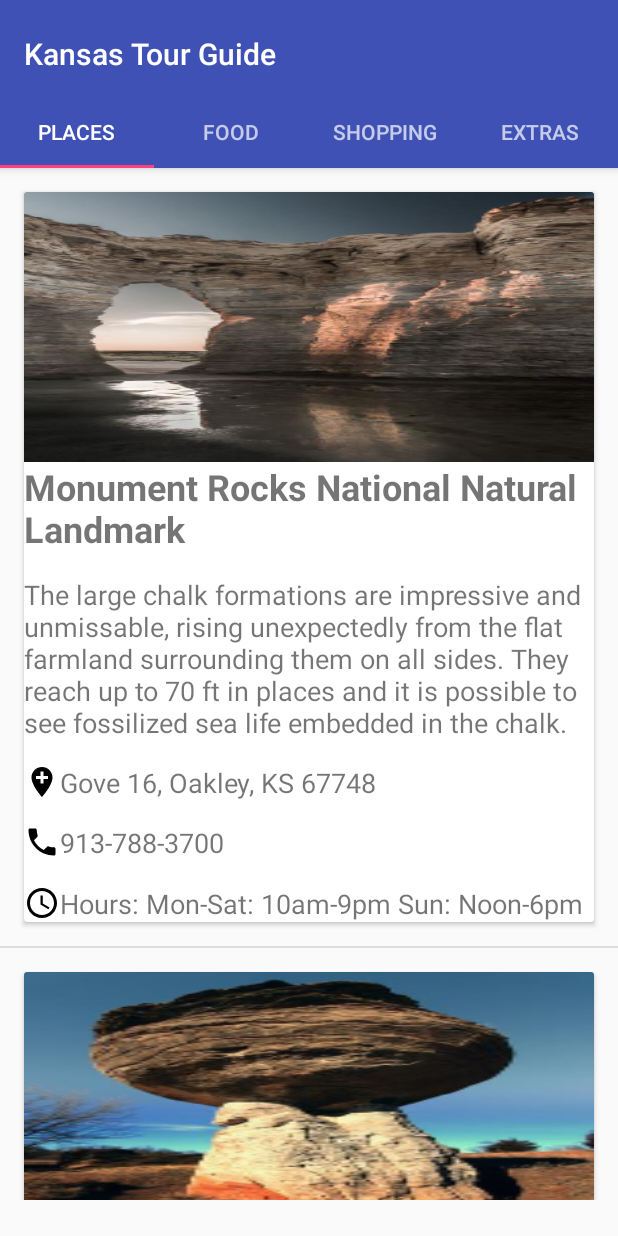
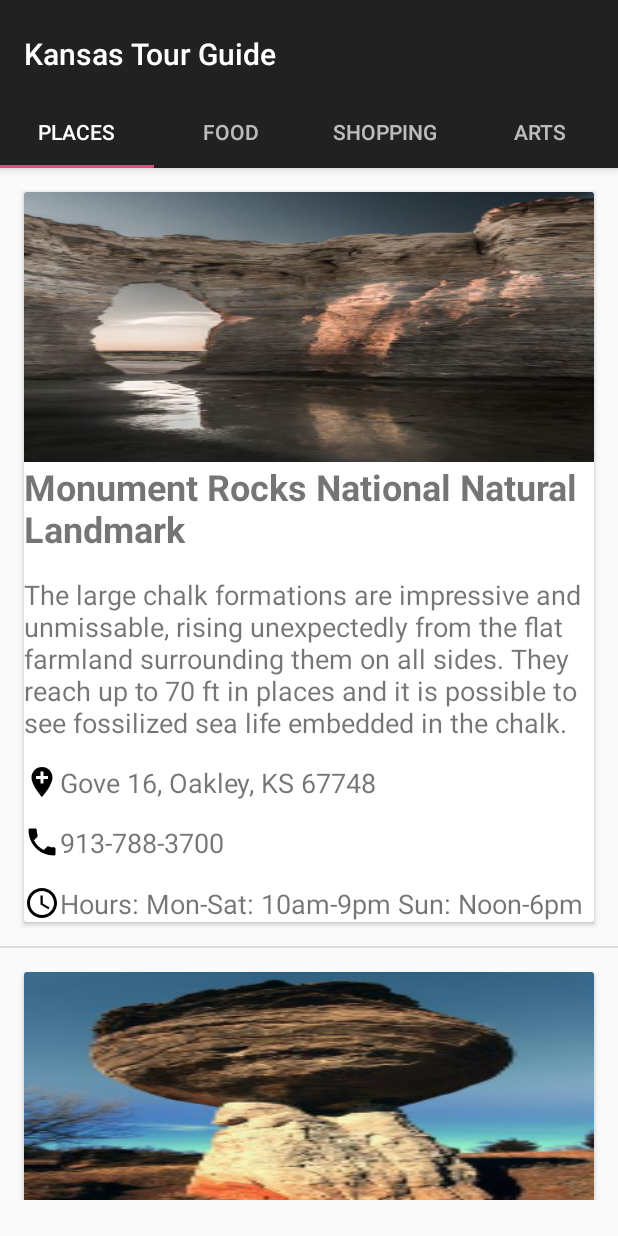
Before and after one commit to dineshbalajibingo/android_tour_app, an Android app: the screen it shows after launch (MainActivity), on a phone screen of 412 x 824 dp. Run offline under Robolectric (Android 15) with nearby library versions, the phone set to English and light mode, and no system bars.

Commit message:
After Code Clean Up

```diff
--- a/app/src/main/java/com/example/dineshbalajivenkataraman/kansastour/Arts_Fragment.java
+++ b/app/src/main/java/com/example/dineshbalajivenkataraman/kansastour/Arts_Fragment.java
@@ -1,5 +1,4 @@
 package com.example.dineshbalajivenkataraman.kansastour;
-
 import android.os.Bundle;
 import android.support.annotation.Nullable;
 import android.support.v4.app.Fragment;
@@ -7,20 +6,15 @@ import android.view.LayoutInflater;
 import android.view.View;
 import android.view.ViewGroup;
 import android.widget.ListView;
-
 import java.util.ArrayList;
 import java.util.List;
-
 public class Arts_Fragment extends Fragment {
-
     @Nullable
     @Override
     public View onCreateView(LayoutInflater inflater, @Nullable ViewGroup container, @Nullable Bundle savedInstanceState) {
-
         List<Card> list=new ArrayList<>();
         Arts.initArtsList(list,getContext());
         CardAdapter adapter = new CardAdapter(getActivity(), -1, list);
-
         View view = inflater.inflate(R.layout.listview_layout,container,false);
         ListView listView = (ListView)view.findViewById(R.id.listView);
         listView.setAdapter(adapter);
--- a/app/src/main/java/com/example/dineshbalajivenkataraman/kansastour/MainActivity.java
+++ b/app/src/main/java/com/example/dineshbalajivenkataraman/kansastour/MainActivity.java
@@ -1,19 +1,13 @@
 package com.example.dineshbalajivenkataraman.kansastour;
-
 import android.os.Bundle;
 import android.support.design.widget.TabLayout;
 import android.support.v4.view.ViewPager;
 import android.support.v7.app.AppCompatActivity;
 import android.support.v7.widget.Toolbar;
-
-
 public class MainActivity extends AppCompatActivity {
-
     private static final String TAG = "MainActivity";
     private SectionsPageAdapter mSectionsPageAdapter;
     private ViewPager mViewPager;
-
-
     @Override
     protected void onCreate(Bundle savedInstanceState) {
         super.onCreate(savedInstanceState);
@@ -21,27 +15,18 @@ public class MainActivity extends AppCompatActivity {
         mSectionsPageAdapter = new SectionsPageAdapter(getSupportFragmentManager());
         mViewPager = (ViewPager)findViewById(R.id.container);
         setupViewPage(mViewPager);
-
         Toolbar toolbar = (Toolbar)findViewById(R.id.toolbar);
         toolbar.setTitle("Kansas Tour Guide");
-
         TabLayout tabLayout = (TabLayout)findViewById(R.id.tabs);
         tabLayout.setupWithViewPager(mViewPager);
-
-
-
     }
-
     private void setupViewPage(ViewPager viewPager)
     {
         SectionsPageAdapter sectionsPageAdapter = new SectionsPageAdapter(getSupportFragmentManager());
         sectionsPageAdapter.addFragment(new Places_Fragment(), "Places");
         sectionsPageAdapter.addFragment(new Food_Fragment(), "Food");
         sectionsPageAdapter.addFragment(new Shopping_Fragment(),"Shopping");
-        sectionsPageAdapter.addFragment(new Arts_Fragment(), "Extras");
+        sectionsPageAdapter.addFragment(new Arts_Fragment(), "Arts");
         viewPager.setAdapter(sectionsPageAdapter);
     }
-
-
-
 }
--- a/app/src/main/java/com/example/dineshbalajivenkataraman/kansastour/Places_Fragment.java
+++ b/app/src/main/java/com/example/dineshbalajivenkataraman/kansastour/Places_Fragment.java
@@ -1,5 +1,4 @@
 package com.example.dineshbalajivenkataraman.kansastour;
-
 import android.os.Bundle;
 import android.support.annotation.Nullable;
 import android.support.v4.app.Fragment;
@@ -7,23 +6,19 @@ import android.view.LayoutInflater;
 import android.view.View;
 import android.view.ViewGroup;
 import android.widget.ListView;
-
 import java.util.ArrayList;
 import java.util.List;
-
 public class Places_Fragment extends Fragment {
     private ListView mListView;
     @Nullable
     @Override
     public View onCreateView(LayoutInflater inflater, @Nullable ViewGroup container, @Nullable Bundle savedInstanceState) {
-
         List<Card>list=new ArrayList<>();
         Places.initPlaceList(list,getContext());
         CardAdapter adapter = new CardAdapter(getActivity(), -1, list);
         View view = inflater.inflate(R.layout.listview_layout,container,false);
         ListView listView = (ListView)view.findViewById(R.id.listView);
         listView.setAdapter(adapter);
-
         return view;
     }
 
--- a/app/src/main/java/com/example/dineshbalajivenkataraman/kansastour/Shopping_Fragment.java
+++ b/app/src/main/java/com/example/dineshbalajivenkataraman/kansastour/Shopping_Fragment.java
@@ -1,5 +1,4 @@
 package com.example.dineshbalajivenkataraman.kansastour;
-
 import android.os.Bundle;
 import android.support.annotation.Nullable;
 import android.support.v4.app.Fragment;
@@ -7,20 +6,15 @@ import android.view.LayoutInflater;
 import android.view.View;
 import android.view.ViewGroup;
 import android.widget.ListView;
-
 import java.util.ArrayList;
 import java.util.List;
-
 public class Shopping_Fragment extends Fragment {
-
     @Nullable
     @Override
     public View onCreateView(LayoutInflater inflater, @Nullable ViewGroup container, @Nullable Bundle savedInstanceState) {
-
         List<Card> list=new ArrayList<>();
        Shop.initArtsList(list,getContext());
         CardAdapter adapter = new CardAdapter(getActivity(), -1, list);
-
         View view = inflater.inflate(R.layout.listview_layout,container,false);
         ListView listView = (ListView)view.findViewById(R.id.listView);
         listView.setAdapter(adapter);
--- a/app/src/main/res/layout/activity_main.xml
+++ b/app/src/main/res/layout/activity_main.xml
@@ -7,14 +7,12 @@
     android:layout_height="match_parent"
     android:fitsSystemWindows="true"
     tools:context="com.example.dineshbalajivenkataraman.kansastour.MainActivity">
-
     <android.support.design.widget.AppBarLayout
         android:id="@+id/appbar"
         android:layout_width="match_parent"
         android:layout_height="wrap_content"
         android:paddingTop="@dimen/appbar_padding_top"
         android:theme="@style/AppTheme.AppBarOverlay">
-
         <android.support.v7.widget.Toolbar
             android:id="@+id/toolbar"
             android:layout_width="match_parent"
@@ -22,22 +20,15 @@
             android:background="?attr/colorPrimary"
             app:layout_scrollFlags="scroll|enterAlways"
             app:popupTheme="@style/AppTheme.PopupOverlay">
-
         </android.support.v7.widget.Toolbar>
-
         <android.support.design.widget.TabLayout
+            android:id="@+id/tabs"
             android:layout_width="match_parent"
-            android:layout_height="wrap_content"
-            android:id="@+id/tabs"/>
-
+            android:layout_height="wrap_content" />
     </android.support.design.widget.AppBarLayout>
-
     <android.support.v4.view.ViewPager
         android:id="@+id/container"
         android:layout_width="match_parent"
         android:layout_height="match_parent"
         app:layout_behavior="@string/appbar_scrolling_view_behavior" />
-
-
-
 </android.support.design.widget.CoordinatorLayout>
--- a/app/src/main/res/layout/list_item.xml
+++ b/app/src/main/res/layout/list_item.xml
@@ -1,28 +1,24 @@
 <?xml version="1.0" encoding="utf-8"?>
 <LinearLayout xmlns:android="http://schemas.android.com/apk/res/android"
     xmlns:app="http://schemas.android.com/apk/res-auto"
-    android:orientation="vertical"
     android:layout_width="match_parent"
-    android:layout_height="match_parent">
-
+    android:layout_height="match_parent"
+    android:orientation="vertical">
     <android.support.v7.widget.CardView
         android:layout_width="match_parent"
         android:layout_height="wrap_content"
-       android:layout_margin="16dp">
-
+        android:layout_margin="16dp">
         <LinearLayout
             android:layout_width="match_parent"
             android:layout_height="wrap_content"
             android:orientation="vertical"
             android:weightSum="1">
-
             <ImageView
                 android:id="@+id/photoImageView"
                 android:layout_width="match_parent"
                 android:layout_height="180dp"
                 android:adjustViewBounds="true"
-                android:scaleType="fitXY"/>
-
+                android:scaleType="fitXY" />
             <TextView
                 android:id="@+id/titleTextView"
                 android:layout_width="match_parent"
@@ -30,7 +26,6 @@
                 android:text="@string/title"
                 android:textSize="24sp"
                 android:textStyle="bold" />
-
             <TextView
                 android:id="@+id/descriptionTextView"
                 android:layout_width="match_parent"
@@ -38,7 +33,6 @@
                 android:layout_marginTop="15dp"
                 android:text="@string/description"
                 android:textSize="18sp" />
-
             <TextView
                 android:id="@+id/locationTextView"
                 android:layout_width="match_parent"
@@ -47,7 +41,6 @@
                 android:drawableLeft="@drawable/ic_add_location_black_24dp"
                 android:text="@string/location"
                 android:textSize="18sp" />
-
             <TextView
                 android:id="@+id/phoneTextView"
                 android:layout_width="match_parent"
@@ -56,7 +49,6 @@
                 android:drawableLeft="@drawable/ic_local_phone_black"
                 android:text="@string/phone_number"
                 android:textSize="18sp" />
-
             <TextView
                 android:id="@+id/hoursTxtView"
                 android:layout_width="match_parent"
@@ -65,11 +57,6 @@
                 android:drawableLeft="@drawable/ic_access_time_black"
                 android:text="Hours"
                 android:textSize="18sp" />
-
-
         </LinearLayout>
-
-
     </android.support.v7.widget.CardView>
-
 </LinearLayout>
--- a/app/src/main/res/layout/listview_layout.xml
+++ b/app/src/main/res/layout/listview_layout.xml
@@ -1,15 +1,12 @@
 <?xml version="1.0" encoding="utf-8"?>
 <LinearLayout xmlns:android="http://schemas.android.com/apk/res/android"
     xmlns:app="http://schemas.android.com/apk/res-auto"
-    android:orientation="vertical"
     android:layout_width="match_parent"
-    android:layout_height="match_parent">
-
+    android:layout_height="match_parent"
+    android:orientation="vertical">
     <ListView
+        android:id="@+id/listView"
         android:layout_width="match_parent"
         android:layout_height="match_parent"
-        android:id="@+id/listView"
-        android:layout_marginBottom="80dp"/>
-
-
-    </LinearLayout>
+        android:layout_marginBottom="80dp" />
+</LinearLayout>
--- a/app/src/main/res/values/colors.xml
+++ b/app/src/main/res/values/colors.xml
@@ -1,6 +1,6 @@
 <?xml version="1.0" encoding="utf-8"?>
 <resources>
-    <color name="colorPrimary">#3F51B5</color>
-    <color name="colorPrimaryDark">#303F9F</color>
+    <color name="colorPrimary">#212121</color>
+    <color name="colorPrimaryDark">#212121</color>
     <color name="colorAccent">#FF4081</color>
 </resources>
--- a/app/src/main/res/values/styles.xml
+++ b/app/src/main/res/values/styles.xml
@@ -1,5 +1,4 @@
 <resources>
-
     <!-- Base application theme. -->
     <style name="AppTheme" parent="Theme.AppCompat.Light.DarkActionBar">
         <!-- Customize your theme here. -->
@@ -7,14 +6,10 @@
         <item name="colorPrimaryDark">@color/colorPrimaryDark</item>
         <item name="colorAccent">@color/colorAccent</item>
     </style>
-
     <style name="AppTheme.NoActionBar">
         <item name="windowActionBar">false</item>
         <item name="windowNoTitle">true</item>
     </style>
-
     <style name="AppTheme.AppBarOverlay" parent="ThemeOverlay.AppCompat.Dark.ActionBar" />
-
     <style name="AppTheme.PopupOverlay" parent="ThemeOverlay.AppCompat.Light" />
-
 </resources>
```
Also changed, not shown: app/src/main/java/com/example/dineshbalajivenkataraman/kansastour/Arts.java (+1 -18 lines), app/src/main/java/com/example/dineshbalajivenkataraman/kansastour/Card.java (+0 -20 lines), app/src/main/java/com/example/dineshbalajivenkataraman/kansastour/CardAdapter.java (+7 -25 lines), app/src/main/java/com/example/dineshbalajivenkataraman/kansastour/Food.java (+0 -9 lines), app/src/main/java/com/example/dineshbalajivenkataraman/kansastour/Food_Fragment.java (+0 -7 lines), app/src/main/java/com/example/dineshbalajivenkataraman/kansastour/Places.java (+2 -12 lines), app/src/main/java/com/example/dineshbalajivenkataraman/kansastour/SectionsPageAdapter.java (+0 -9 lines), app/src/main/java/com/example/dineshbalajivenkataraman/kansastour/Shop.java (+1 -10 lines).
